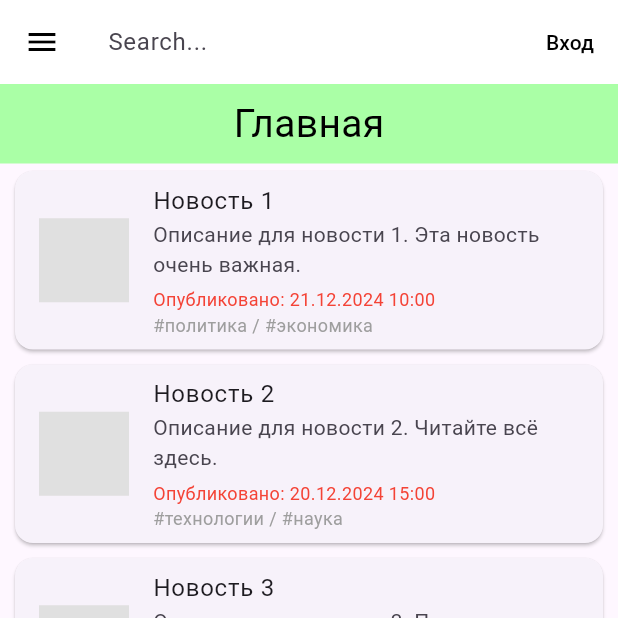
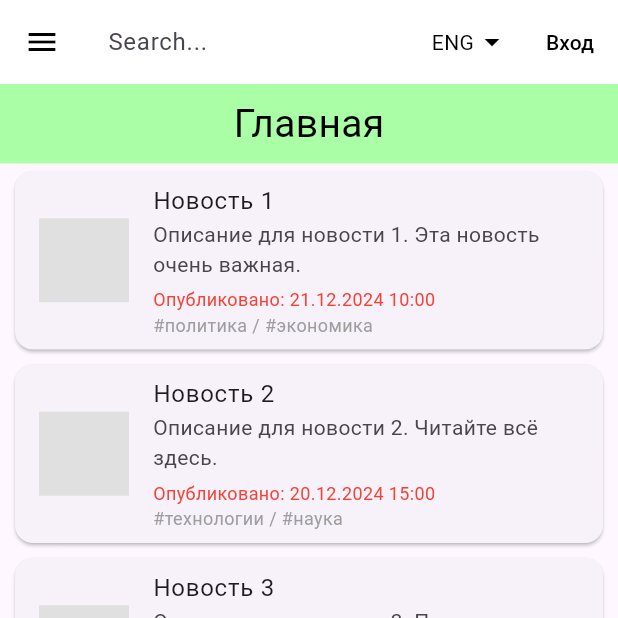
Before and after one commit to MiLTaH/TP_fronend_news_app, a Flutter app: the screen it shows after launch, on a phone screen of 412 x 824 dp, the top half of it. Run offline on Flutter 3.47's test engine with Material 3 defaults, Android fonts, the phone set to English and light mode, and no system bars; our stand-ins replace jwt_decoder, shared_preferences.

Commit message:
button of change language

```diff
--- a/lib/main.dart
+++ b/lib/main.dart
@@ -19,8 +19,21 @@ void main() {
 }
 
 
+class MyApp extends StatefulWidget {
+  @override
+  _MyApp createState() => _MyApp();
+}
 
-class MyApp extends StatelessWidget {
+
+class _MyApp extends State<MyApp> {
+  Locale _locale = Locale('en'); // Стартовая локаль
+
+  // Функция для изменения локали
+  void _changeLocale(Locale locale) {
+    setState(() {
+      _locale = locale;
+    });
+  }
   @override
   Widget build(BuildContext context) {
     return MaterialApp(
@@ -35,13 +48,13 @@ class MyApp extends StatelessWidget {
         GlobalCupertinoLocalizations.delegate,
         S.delegate, // Генерированная локализация, где S - это класс, который генерирует flutter gen-l10n
       ],
-      locale: Locale('en'),
+      locale: _locale,
       supportedLocales: [
         Locale('en', ''),
         Locale('ru', ''),
       ],
       routes: {
-        '/': (context) => NewsPage(), // Главный экран
+        '/': (context) => NewsPage(changeLocale: _changeLocale), // Главный экран
         'login': (context) => const LoginScreen(), // Маршрут для экрана входа
         'registration': (context) => const RegistrationScreen(), // Маршрут для экрана регистрации
         'messanger': (context) => const MessagesPage(),
@@ -52,16 +65,22 @@ class MyApp extends StatelessWidget {
 }
 
 class NewsPage extends StatefulWidget {
+  final Function(Locale) changeLocale;
+
+  const NewsPage({Key? key, required this.changeLocale}) : super(key: key);
   @override
   _NewsPageState createState() => _NewsPageState();
 }
 
 class _NewsPageState extends State<NewsPage> {
+
   late Future<List<News>> futureNews;
   int currentPage = 1; // Текущая страница
   final int newsPerPage = 10; // Количество новостей на одной странице
   bool _isDrawerOpen = false; // Переменная для состояния бокового меню
   String searchQuery = ''; // Хранение текста поиска
+  final List<String> languages = ['ENG', 'РУС'];
+  String _currentLanguage = 'ENG';
   List<News> filteredNews = [];
     List<News> mockNews = [
   News(
@@ -217,6 +236,22 @@ void searchNews(String query) async {
   }
 }
 
+void _changeLanguage(String language) {
+    setState(() {
+      _currentLanguage = language;
+      switch (language) {
+        case 'ENG':
+          widget.changeLocale(Locale('en')); // Сменить на английский
+          break;
+        case 'РУС':
+          widget.changeLocale(Locale('ru')); // Сменить на русский
+          break;
+        default:
+          widget.changeLocale(Locale('en'));
+      }
+    });
+  }
+
 
   @override
   Widget build(BuildContext context) {
@@ -246,6 +281,30 @@ void searchNews(String query) async {
               ),
             ),
             actions: [
+              PopupMenuButton<String>(
+              onSelected: _changeLanguage, // Выбор языка
+              itemBuilder: (BuildContext context) {
+                return languages.map((String language) {
+                  return PopupMenuItem<String>(
+                    value: language,
+                    child: Text(language),
+                  );
+                }).toList();
+              },
+              child: Padding(
+                padding: const EdgeInsets.all(8.0),
+                child: Row(
+                  children: [
+                    Text(
+                      _currentLanguage, // Текущий выбранный язык
+                      style: TextStyle(color: Colors.black),
+                    ),
+                    Icon(Icons.arrow_drop_down, color: Colors.black),
+                  ],
+                ),
+              ),
+            ),
+              // Кнопка для перехода на страницу "Вход"
               TextButton(
                 onPressed: () {
                   Navigator.pushNamed(context, 'login');
```
